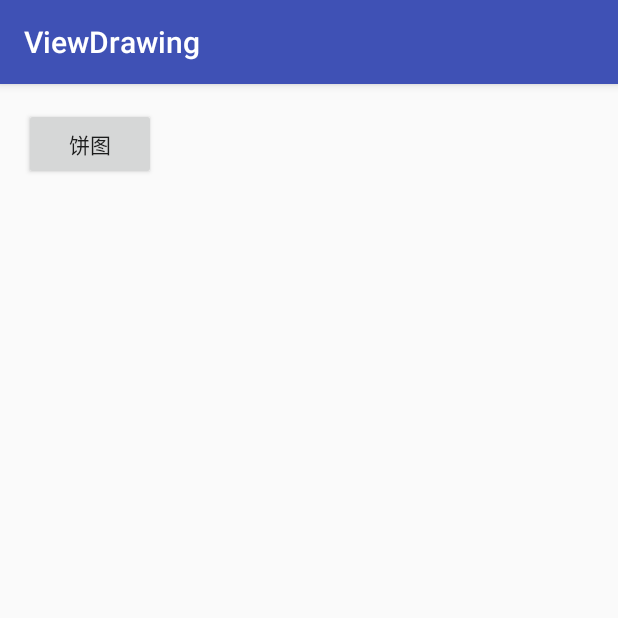
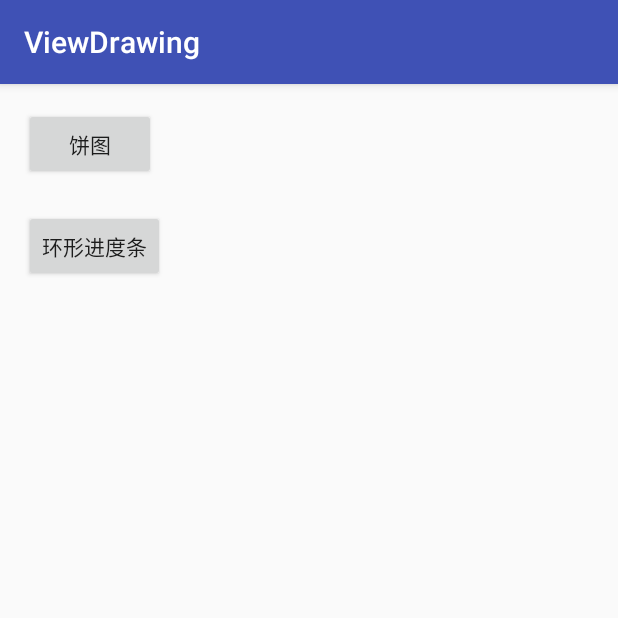
Before and after one commit to magicianleo/viewDrawing, an Android app: the screen it shows after launch (MainActivity), on a phone screen of 412 x 824 dp, the top half of it. Run offline under Robolectric (Android 15) with nearby library versions, the phone set to English and light mode, and no system bars.

```diff
--- a/ViewDrawing/app/src/main/java/com/zhaoys/viewdrawing/MainActivity.java
+++ b/ViewDrawing/app/src/main/java/com/zhaoys/viewdrawing/MainActivity.java
@@ -6,23 +6,38 @@ import android.support.v7.app.AppCompatActivity;
 import android.view.View;
 import android.widget.Button;
 
+import com.zhaoys.viewdrawing.activity.AnnulusProgressActivity;
 import com.zhaoys.viewdrawing.activity.PieChartActivity;
 
-public class MainActivity extends AppCompatActivity {
+public class MainActivity extends AppCompatActivity implements View.OnClickListener {
     private Button pieChartBtn;
+    private Button progressBtn;
 
     @Override
     protected void onCreate(Bundle savedInstanceState) {
         super.onCreate(savedInstanceState);
         setContentView(R.layout.activity_main);
         pieChartBtn = (Button) findViewById(R.id.pieChartBtn);
-        pieChartBtn.setOnClickListener(new View.OnClickListener() {
-            @Override
-            public void onClick(View v) {
+        pieChartBtn.setOnClickListener(this);
+
+        progressBtn = (Button) findViewById(R.id.progressBtn);
+        progressBtn.setOnClickListener(this);
+
+    }
+
+    @Override
+    public void onClick(View v) {
+        switch (v.getId()) {
+            case R.id.pieChartBtn:
                 Intent intent = new Intent();
                 intent.setClass(MainActivity.this, PieChartActivity.class);
                 startActivity(intent);
-            }
-        });
+                break;
+            case R.id.progressBtn:
+                Intent intent2 = new Intent();
+                intent2.setClass(MainActivity.this, AnnulusProgressActivity.class);
+                startActivity(intent2);
+                break;
+        }
     }
 }
--- a/ViewDrawing/app/src/main/res/layout/activity_main.xml
+++ b/ViewDrawing/app/src/main/res/layout/activity_main.xml
@@ -1,5 +1,5 @@
 <?xml version="1.0" encoding="utf-8"?>
-<RelativeLayout xmlns:android="http://schemas.android.com/apk/res/android"
+<LinearLayout xmlns:android="http://schemas.android.com/apk/res/android"
     xmlns:tools="http://schemas.android.com/tools"
     android:layout_width="match_parent"
     android:layout_height="match_parent"
@@ -7,6 +7,7 @@
     android:paddingLeft="@dimen/activity_horizontal_margin"
     android:paddingRight="@dimen/activity_horizontal_margin"
     android:paddingTop="@dimen/activity_vertical_margin"
+    android:orientation="vertical"
     tools:context="com.zhaoys.viewdrawing.MainActivity">
 
     <Button
@@ -14,4 +15,11 @@
         android:layout_width="wrap_content"
         android:layout_height="wrap_content"
         android:text="饼图"/>
-</RelativeLayout>
+
+    <Button
+        android:id="@+id/progressBtn"
+        android:layout_width="wrap_content"
+        android:layout_height="wrap_content"
+        android:layout_marginTop="20dp"
+        android:text="环形进度条" />
+</LinearLayout>
```
Also changed, not shown: ViewDrawing/app/src/main/AndroidManifest.xml (+6 -1 lines), ViewDrawing/app/src/main/java/com/zhaoys/viewdrawing/activity/AnnulusProgressActivity.java (added, +36 -0 lines), ViewDrawing/app/src/main/java/com/zhaoys/viewdrawing/custom/progress/AnnulusProgressDrawable.java (added, +65 -0 lines), ViewDrawing/app/src/main/res/layout/activity_annulus_progress.xml (added, +27 -0 lines).
